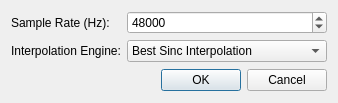
Before: the Qt Designer form qmmp/src/plugins/Effect/srconverter/settingsdialog.ui in Greedysky/TTKMusicPlayer, drawn with Qt 5.
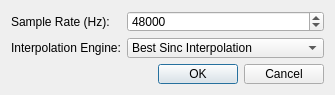
After: the same form once the commit is applied.

Diff of the .ui file:
```diff
--- a/qmmp/src/plugins/Effect/srconverter/settingsdialog.ui
+++ b/qmmp/src/plugins/Effect/srconverter/settingsdialog.ui
@@ -1,15 +1,27 @@
 <ui version="4.0" >
  <class>SettingsDialog</class>
- <widget class="QDialog" name="SettingsDialog" >
-  <property name="geometry" >
+ <widget class="QDialog" name="SettingsDialog">
+  <property name="geometry">
    <rect>
     <x>0</x>
     <y>0</y>
-    <width>338</width>
-    <height>99</height>
+    <width>335</width>
+    <height>95</height>
    </rect>
   </property>
-  <property name="windowTitle" >
+  <property name="minimumSize">
+   <size>
+    <width>335</width>
+    <height>95</height>
+   </size>
+  </property>
+  <property name="maximumSize">
+   <size>
+    <width>335</width>
+    <height>95</height>
+   </size>
+  </property>
+  <property name="windowTitle">
    <string>Sample Rate Converter Plugin Settings</string>
   </property>
   <layout class="QGridLayout" name="gridLayout" >
```
Left out of the diff: 65 changed lines with no effect on the pictures.
